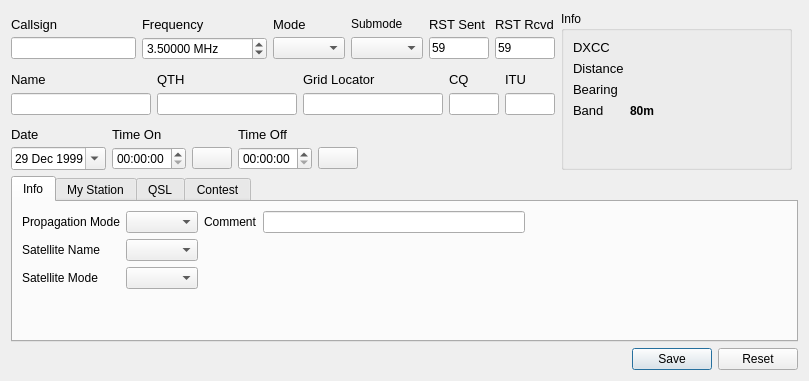
Above: ui/NewContactWidget.ui from 7h0ma5/QLog before the change. Below: the same form after it.
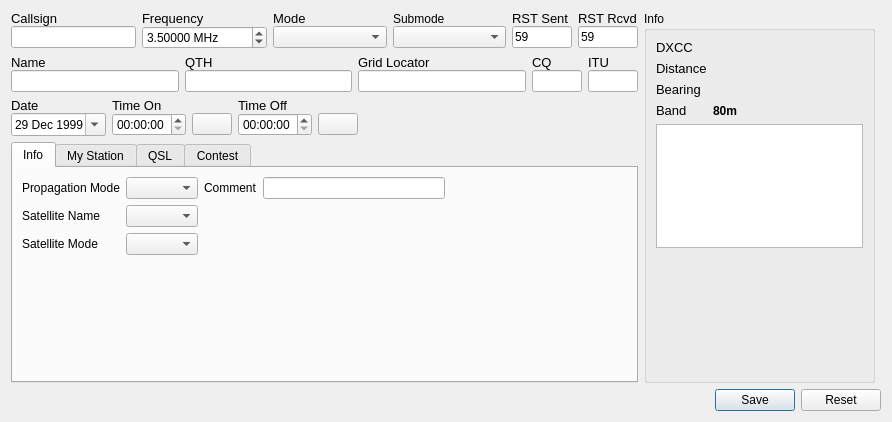
That is the form after the change. Icons and pictures are not drawn.

Commit message: Implement DXCC table

```diff
--- a/ui/NewContactWidget.ui
+++ b/ui/NewContactWidget.ui
@@ -2,6 +2,14 @@
 <ui version="4.0">
  <class>NewContactWidget</class>
  <widget class="QWidget" name="NewContactWidget">
+  <property name="geometry">
+   <rect>
+    <x>0</x>
+    <y>0</y>
+    <width>892</width>
+    <height>422</height>
+   </rect>
+  </property>
   <property name="windowTitle">
    <string notr="true">Form</string>
   </property>
@@ -398,7 +406,7 @@
        </property>
        <property name="dateTime">
         <datetime>
-         <hour>21</hour>
+         <hour>20</hour>
          <minute>0</minute>
          <second>0</second>
          <year>1999</year>
@@ -528,143 +536,7 @@
      </item>
     </layout>
    </item>
-   <item row="0" column="1" rowspan="3">
-    <widget class="QGroupBox" name="groupBox">
-     <property name="title">
-      <string>Info</string>
-     </property>
-     <layout class="QGridLayout" name="gridLayout_4" columnminimumwidth="0,150">
-      <item row="0" column="1">
-       <widget class="QLabel" name="dxccInfo">
-        <property name="font">
-         <font>
-          <weight>75</weight>
-          <bold>true</bold>
-         </font>
-        </property>
-        <property name="text">
-         <string notr="true"/>
-        </property>
-       </widget>
-      </item>
-      <item row="3" column="0">
-       <widget class="QLabel" name="bandLabel">
-        <property name="font">
-         <font>
-          <pointsize>10</pointsize>
-          <weight>50</weight>
-          <bold>false</bold>
-         </font>
-        </property>
-        <property name="text">
-         <string>Band</string>
-        </property>
-       </widget>
-      </item>
-      <item row="1" column="0">
-       <widget class="QLabel" name="distanceLabel">
-        <property name="font">
-         <font>
-          <pointsize>10</pointsize>
-          <weight>50</weight>
-          <bold>false</bold>
-         </font>
-        </property>
-        <property name="text">
-         <string>Distance</string>
-        </property>
-       </widget>
-      </item>
-      <item row="3" column="1">
-       <widget class="QLabel" name="bandText">
-        <property name="font">
-         <font>
-          <weight>75</weight>
-          <bold>true</bold>
-         </font>
-        </property>
-        <property name="text">
-         <string notr="true">80m</string>
-        </property>
-       </widget>
-      </item>
-      <item row="2" column="0">
-       <widget class="QLabel" name="bearingLabel">
-        <property name="font">
-         <font>
-          <pointsize>10</pointsize>
-          <weight>50</weight>
-          <bold>false</bold>
-         </font>
-        </property>
-        <property name="text">
-         <string>Bearing</string>
-        </property>
-       </widget>
-      </item>
-      <item row="2" column="1">
-       <widget class="QLabel" name="bearingInfo">
-        <property name="font">
-         <font>
-          <weight>75</weight>
-          <bold>true</bold>
-         </font>
-        </property>
-        <property name="text">
-         <string notr="true"/>
-        </property>
-       </widget>
-      </item>
-      <item row="0" column="0">
-       <widget class="QLabel" name="dxccLabel">
-        <property name="font">
-         <font>
-          <pointsize>10</pointsize>
-          <weight>50</weight>
-          <bold>false</bold>
-         </font>
-        </property>
-        <property name="text">
-         <string>DXCC</string>
-        </property>
-       </widget>
-      </item>
-      <item row="1" column="1">
-       <widget class="QLabel" name="distanceInfo">
-        <property name="minimumSize">
-         <size>
-          <width>100</width>
-          <height>0</height>
-         </size>
-        </property>
-        <property name="font">
-         <font>
-          <weight>75</weight>
-          <bold>true</bold>
-         </font>
-        </property>
-        <property name="text">
-         <string notr="true"/>
-        </property>
-       </widget>
-      </item>
-      <item row="4" column="0" colspan="2">
-       <spacer name="verticalSpacer">
-        <property name="orientation">
-         <enum>Qt::Vertical</enum>
-        </property>
-        <property name="sizeHint" stdset="0">
-         <size>
-          <width>20</width>
-          <height>40</height>
-         </size>
-        </property>
-       </spacer>
-      </item>
-     </layout>
-    </widget>
-   </item>
-   <item row="3" column="0" colspan="3">
+   <item row="3" column="0">
     <widget class="QTabWidget" name="tabWidget_2">
      <property name="currentIndex">
       <number>0</number>
@@ -1003,6 +875,155 @@
      </widget>
     </widget>
    </item>
+   <item row="0" column="1" rowspan="4">
+    <widget class="QGroupBox" name="groupBox">
+     <property name="title">
+      <string>Info</string>
+     </property>
+     <layout class="QGridLayout" name="gridLayout_4" columnminimumwidth="0,150">
+      <item row="5" column="0" colspan="2">
+       <spacer name="verticalSpacer">
+        <property name="orientation">
+         <enum>Qt::Vertical</enum>
+        </property>
+        <property name="sizeHint" stdset="0">
+         <size>
+          <width>20</width>
+          <height>40</height>
+         </size>
+        </property>
+       </spacer>
+      </item>
+      <item row="0" column="1">
+       <widget class="QLabel" name="dxccInfo">
+        <property name="font">
+         <font>
+          <weight>75</weight>
+          <bold>true</bold>
+         </font>
+        </property>
+        <property name="text">
+         <string notr="true"/>
+        </property>
+       </widget>
+      </item>
+      <item row="3" column="0">
+       <widget class="QLabel" name="bandLabel">
+        <property name="font">
+         <font>
+          <pointsize>10</pointsize>
+          <weight>50</weight>
+          <bold>false</bold>
+         </font>
+        </property>
+        <property name="text">
+         <string>Band</string>
+        </property>
+       </widget>
+      </item>
+      <item row="3" column="1">
+       <widget class="QLabel" name="bandText">
+        <property name="font">
+         <font>
+          <weight>75</weight>
+          <bold>true</bold>
+         </font>
+        </property>
+        <property name="text">
+         <string notr="true">80m</string>
+        </property>
+       </widget>
+      </item>
+      <item row="2" column="1">
+       <widget class="QLabel" name="bearingInfo">
+        <property name="font">
+         <font>
+          <weight>75</weight>
+          <bold>true</bold>
+         </font>
+        </property>
+        <property name="text">
+         <string notr="true"/>
+        </property>
+       </widget>
+      </item>
+      <item row="1" column="0">
+       <widget class="QLabel" name="distanceLabel">
+        <property name="font">
+         <font>
+          <pointsize>10</pointsize>
+          <weight>50</weight>
+          <bold>false</bold>
+         </font>
+        </property>
+        <property name="text">
+         <string>Distance</string>
+        </property>
+       </widget>
+      </item>
+      <item row="1" column="1">
+       <widget class="QLabel" name="distanceInfo">
+        <property name="minimumSize">
+         <size>
+          <width>100</width>
+          <height>0</height>
+         </size>
+        </property>
+        <property name="font">
+         <font>
+          <weight>75</weight>
+          <bold>true</bold>
+         </font>
+        </property>
+        <property name="text">
+         <string notr="true"/>
+        </property>
+       </widget>
+      </item>
+      <item row="2" column="0">
+       <widget class="QLabel" name="bearingLabel">
+        <property name="font">
+         <font>
+          <pointsize>10</pointsize>
+          <weight>50</weight>
+          <bold>false</bold>
+         </font>
+        </property>
+        <property name="text">
+         <string>Bearing</string>
+        </property>
+       </widget>
+      </item>
+      <item row="0" column="0">
+       <widget class="QLabel" name="dxccLabel">
+        <property name="font">
+         <font>
+          <pointsize>10</pointsize>
+          <weight>50</weight>
+          <bold>false</bold>
+         </font>
+        </property>
+        <property name="text">
+         <string>DXCC</string>
+        </property>
+       </widget>
+      </item>
+      <item row="4" column="0" colspan="2">
+       <widget class="QTableView" name="tableView">
+        <property name="sizeAdjustPolicy">
+         <enum>QAbstractScrollArea::AdjustToContents</enum>
+        </property>
+        <property name="editTriggers">
+         <set>QAbstractItemView::NoEditTriggers</set>
+        </property>
+        <attribute name="verticalHeaderVisible">
+         <bool>false</bool>
+        </attribute>
+       </widget>
+      </item>
+     </layout>
+    </widget>
+   </item>
   </layout>
  </widget>
  <tabstops>
```
The commit also changes 14 other files.
